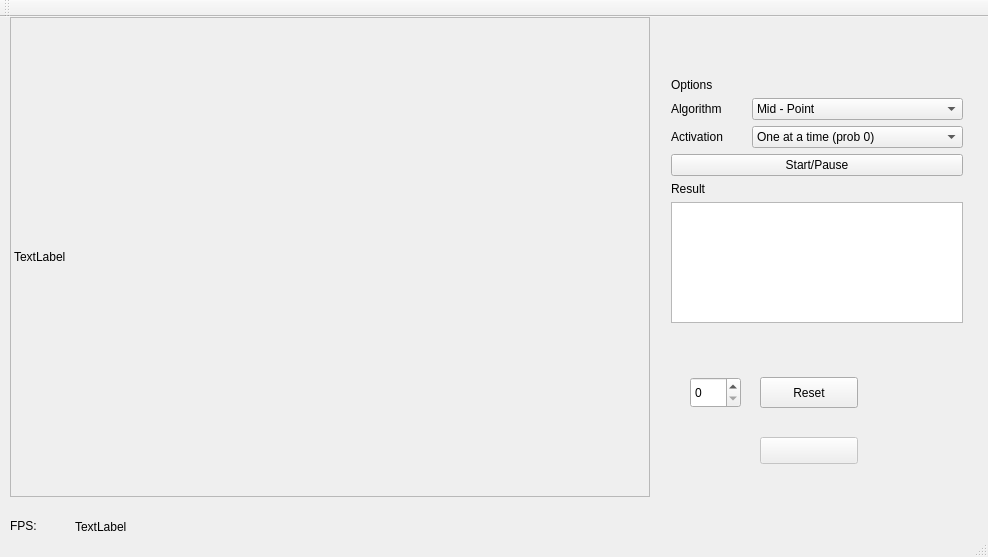
Qt form epuck/mainwindow.ui (k29/epuck-main) before a commit.
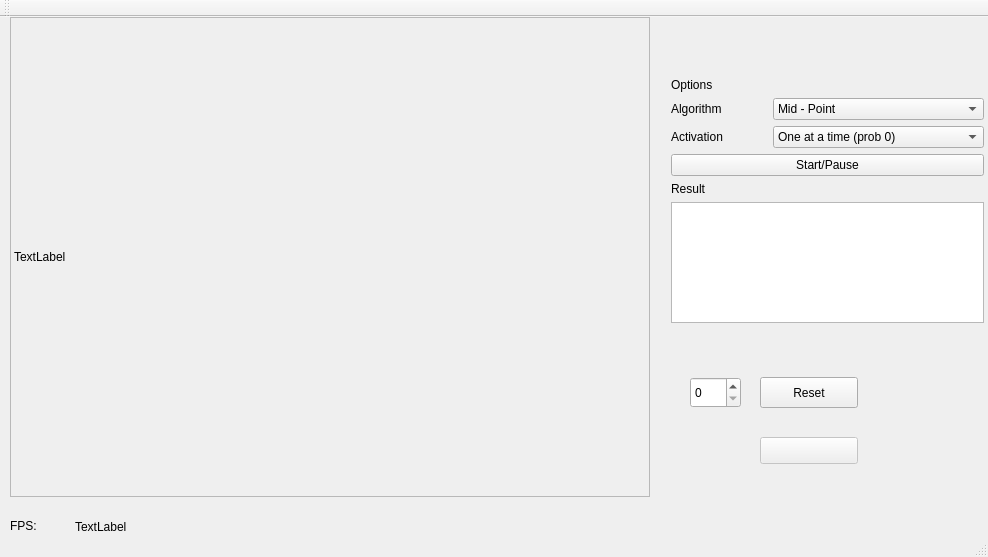
The same form after that commit.

What changed in the file:
```diff
--- a/epuck/mainwindow.ui
+++ b/epuck/mainwindow.ui
@@ -77,7 +77,7 @@
      <rect>
       <x>660</x>
       <y>50</y>
-      <width>314</width>
+      <width>335</width>
       <height>267</height>
      </rect>
     </property>
```
Left out of the diff: 9 changed lines with no effect on the pictures.
